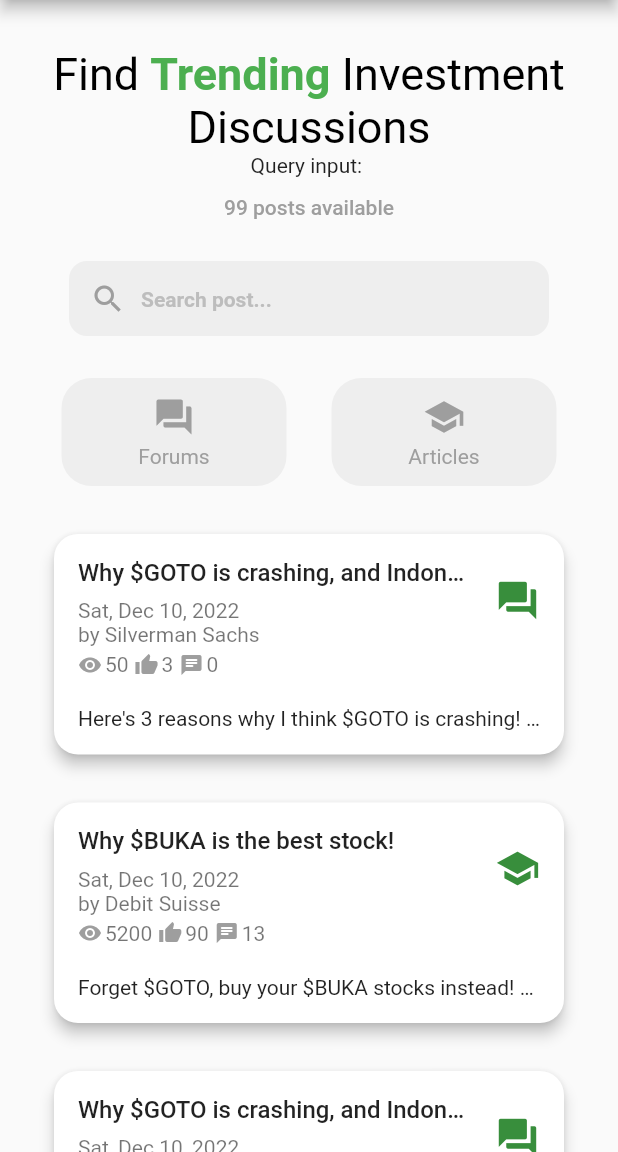
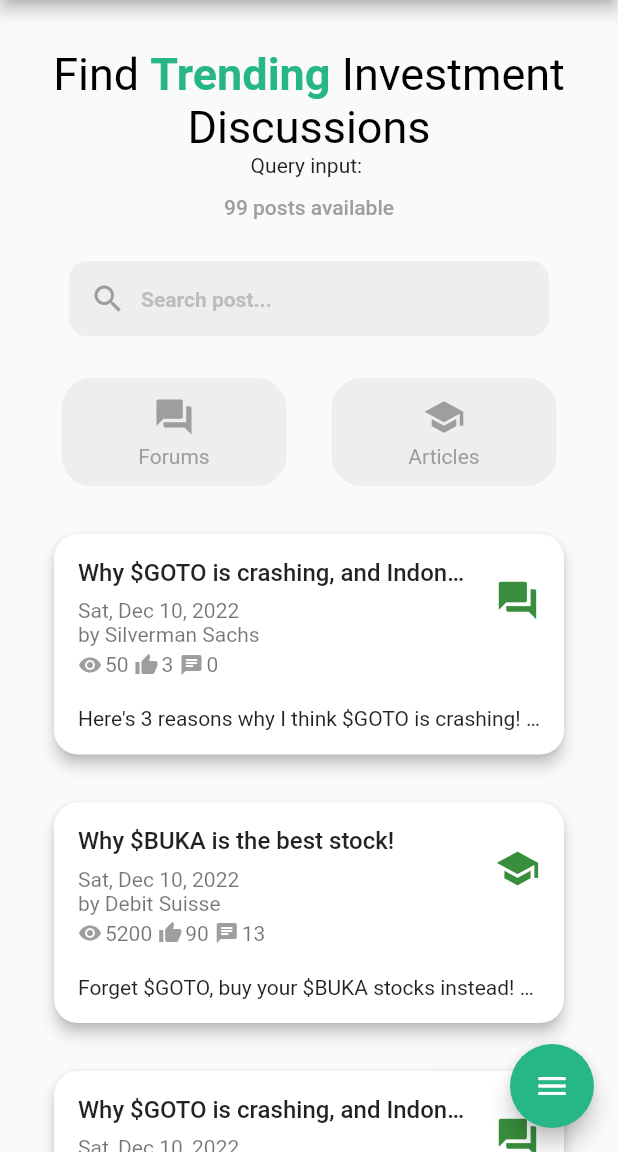
Before and after one commit to jeremyalv/verinvest-mobile, a Flutter app: the screen it shows after launch, in the side drawer, after a tap on "Collections", on a phone screen of 412 x 824 dp, the part 84-1236 px from its top. Run offline on Flutter 3.47's test engine with Material 2 defaults, Android fonts, the phone set to English and light mode, and no system bars; drawn by our look-alikes of flutter_speed_dial; missing offline and left inert: pbp_django_auth.

Commit message:
finished UI for create post, improved collections UI

```diff
--- a/lib/core/theme/theme.dart
+++ b/lib/core/theme/base_colors.dart
@@ -1,16 +1,16 @@
 import 'package:flutter/material.dart';
 
-class AppTheme {
+class BaseColors {
   static const Color black = Colors.black;
   static const Color white = Colors.white;
 
-  static const int _green = 0x27B688;
-  static const int _dark = 0x083341;
+  static const int _green = 0xFF27B688;
+  static const int _dark = 0xFF083341;
 
   static const MaterialColor green = MaterialColor(
     _green,
     <int, Color>{
-      300: Color(0x98D0AC),
+      300: Color(0xFF98D0AC),
       500: Color(_green),
     },
   );
--- a/lib/features/collections/collections.dart
+++ b/lib/features/collections/collections.dart
@@ -1,14 +1,17 @@
 import 'package:flutter/material.dart';
-import 'package:verinvest_mobile/features/collections/menu_option.dart';
+import 'package:flutter_speed_dial/flutter_speed_dial.dart';
+
+import '../../core/theme/base_colors.dart';
 import '../navigation/verinvest_appbar.dart';
 import '../navigation/hamburger.dart';
 import '../navigation/bottom_navbar.dart';
+import '../profile/profile.dart';
 
 import './models/post.dart';
-import '../profile/profile.dart';
 import './post_card.dart';
 import './search_collection.dart';
 import './menu_option.dart';
+import './create_post.dart';
 
 class Collections extends StatefulWidget {
   const Collections({super.key});
@@ -118,19 +121,19 @@ class _CollectionsState extends State<Collections> {
                       child: Flexible(
                         child: RichText(
                           textAlign: TextAlign.center,
-                          text: const TextSpan(
+                          text: TextSpan(
                               text: "Find ",
-                              style: TextStyle(
+                              style: const TextStyle(
                                   fontWeight: FontWeight.w400,
-                                  color: Colors.black,
+                                  color: BaseColors.black,
                                   fontSize: 30),
                               children: <TextSpan>[
                                 TextSpan(
                                     text: "Trending ",
                                     style: TextStyle(
-                                        color: Colors.green,
+                                        color: BaseColors.green[500],
                                         fontWeight: FontWeight.bold)),
-                                TextSpan(
+                                const TextSpan(
                                     text: "Investment Discussions",
                                     style:
                                         TextStyle(fontWeight: FontWeight.w400)),
@@ -208,21 +211,37 @@ class _CollectionsState extends State<Collections> {
           ),
         ),
       ),
-      floatingActionButton: AnimatedOpacity(
-        duration: const Duration(milliseconds: 500),
-        opacity: showBackToTop ? 1.0 : 0.0,
-        child: Padding(
-          padding: const EdgeInsets.only(bottom: 30),
-          child: FloatingActionButton(
-            onPressed: () {
+      floatingActionButtonLocation: FloatingActionButtonLocation.endFloat,
+      floatingActionButton: SpeedDial(
+        icon: Icons.menu,
+        backgroundColor: BaseColors.green[500],
+        children: [
+          SpeedDialChild(
+            child: const Icon(
+              Icons.create,
+              color: Colors.white,
+            ),
+            label: "Create Post",
+            backgroundColor: BaseColors.green[500],
+            onTap: () {
+              Navigator.push(context,
+                  MaterialPageRoute(builder: (context) => CreatePost()));
+            },
+          ),
+          SpeedDialChild(
+            label: "Back to top",
+            backgroundColor: BaseColors.green[500],
+            child: const Icon(
+              Icons.arrow_upward,
+              color: Colors.white,
+            ),
+            onTap: () {
               scrollController.animateTo(0,
                   duration: const Duration(milliseconds: 250),
                   curve: Curves.fastOutSlowIn);
             },
-            child: const Icon(Icons.arrow_upward),
-            backgroundColor: Colors.green,
-          ),
-        ),
+          )
+        ],
       ),
     );
   }
--- a/lib/features/collections/menu_option.dart
+++ b/lib/features/collections/menu_option.dart
@@ -1,4 +1,5 @@
 import 'package:flutter/material.dart';
+import 'package:verinvest_mobile/core/theme/base_colors.dart';
 
 class MenuOption extends StatelessWidget {
   final String text;
@@ -20,14 +21,14 @@ class MenuOption extends StatelessWidget {
         width: 150,
         padding: const EdgeInsets.symmetric(vertical: 12, horizontal: 16),
         decoration: BoxDecoration(
-            color: selected ? Colors.green : Colors.grey[200],
+            color: selected ? BaseColors.green[500] : Colors.grey[200],
             borderRadius: const BorderRadius.all(
               Radius.circular(20),
             ),
             boxShadow: [
               BoxShadow(
                 color: selected
-                    ? Colors.green.withOpacity(0.2)
+                    ? BaseColors.green[500]!.withOpacity(0.2)
                     : Colors.transparent,
                 spreadRadius: 4,
                 blurRadius: 4,
--- a/lib/features/collections/post_detail.dart
+++ b/lib/features/collections/post_detail.dart
@@ -166,7 +166,6 @@ class _PostDetailState extends State<PostDetail> {
                           child: ListView.builder(
                               physics: const NeverScrollableScrollPhysics(),
                               shrinkWrap: true,
-                              // primary: false,
                               itemCount: 30,
                               itemBuilder: (context, index) => Padding(
                                     padding: const EdgeInsets.symmetric(
--- a/pubspec.yaml
+++ b/pubspec.yaml
@@ -39,6 +39,7 @@ dependencies:
   pbp_django_auth: ^0.2.3
   provider: ^6.0.4
   intl: ^0.17.0
+  flutter_speed_dial: ^6.2.0
 
 dev_dependencies:
   flutter_test:
```
Also changed, not shown: lib/features/collections/create_post.dart (added, +243 -0 lines), pubspec.lock.
